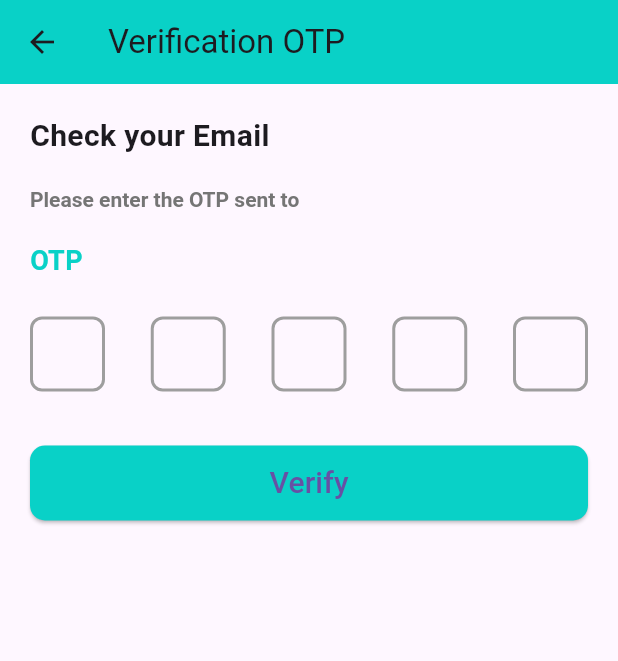
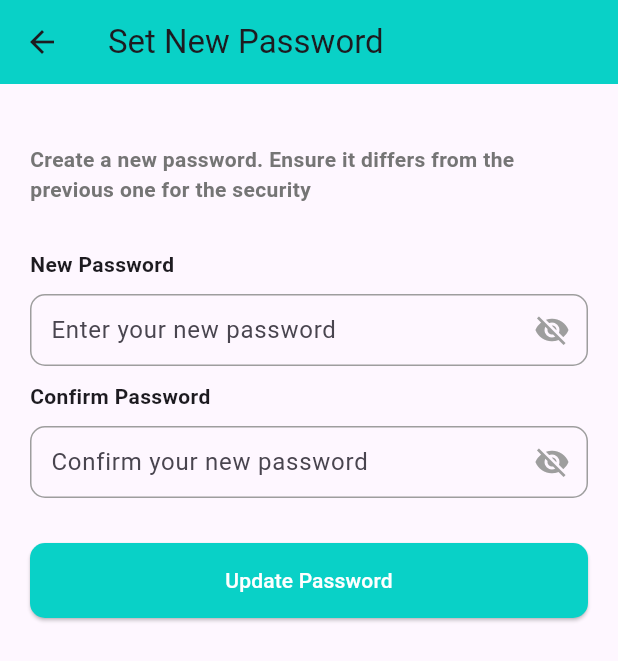
Before and after one commit to chand-latif/finalYearProject, a Flutter app: the verificationOTP screen opened directly with empty values, after a tap on "Verify", on a phone screen of 412 x 824 dp. Shown: the top 661 px of the screen. Run offline on Flutter 3.47's test engine with Material 3 defaults, Android fonts, the light colour scheme and no system bars; drawn by our look-alikes of pin_code_fields.

Commit message:
added new screens

```diff
--- a/lib/main.dart
+++ b/lib/main.dart
@@ -4,7 +4,8 @@ import 'login_screen.dart';
 import 'account_type.dart';
 import 'sign_up.dart';
 import 'forgot_password.dart';
-import 'verficationOTP.dart';
+import 'new_password.dart';
+import 'password_confirmation.dart';
 
 void main() {
   runApp(const MyApp());
@@ -23,6 +24,8 @@ class MyApp extends StatelessWidget {
         '/accountType': (context) => ChooseAccountType(),
         '/signUp': (context) => SignUp(),
         '/forgotPassword': (context) => forgotPassword(),
+        '/newPassword': (context) => newPassword(),
+        '/passwordConfirmation': (context) => passwordConfirmation(),
 
       },
       title: 'FYP',
--- /dev/null
+++ b/lib/new_password.dart
@@ -0,0 +1,145 @@
+import 'package:flutter/material.dart';
+import 'theme.dart';
+
+class newPassword extends StatefulWidget {
+  const newPassword({super.key});
+
+  @override
+  State<newPassword> createState() => _newPasswordState();
+}
+
+class _newPasswordState extends State<newPassword> {
+  bool isObscure = true;
+  @override
+  Widget build(BuildContext context) {
+    return Scaffold(
+      appBar: AppBar(
+        title: Text('Set New Password'),
+        backgroundColor: AppColors.primary,
+      ),
+      body: Padding(
+        padding: EdgeInsets.symmetric(horizontal: 20, vertical: 40),
+        child: Column(
+          mainAxisAlignment: MainAxisAlignment.start,
+          crossAxisAlignment: CrossAxisAlignment.stretch,
+          spacing: 30,
+          children: [
+
+            Text(
+              'Create a new password. Ensure it differs from the previous one for the security',
+              style: TextStyle(
+                color: Colors.grey[600],
+                fontWeight: FontWeight.bold,
+              ),
+            ),
+            Column(
+              mainAxisAlignment: MainAxisAlignment.start,
+              crossAxisAlignment: CrossAxisAlignment.start,
+              spacing: 10,
+              children: [
+                Column(
+                  mainAxisAlignment: MainAxisAlignment.start,
+                  crossAxisAlignment: CrossAxisAlignment.start,
+                  spacing: 10,
+                  children: [
+                    Text(
+                      'New Password',
+                      style: TextStyle(fontWeight: FontWeight.bold),
+                    ),
+                    TextField(
+                      obscureText: isObscure,
+                      decoration: InputDecoration(
+                        suffixIcon: IconButton(
+                          icon: Icon(
+                            isObscure ? Icons.visibility_off : Icons.visibility,
+                            color: Colors.grey,
+                          ),
+                          onPressed: () {
+                            setState(() {
+                              isObscure = !isObscure;
+                            });
+                          },
+                        ),
+                        border: OutlineInputBorder(
+                          borderRadius: BorderRadius.circular(10),
+                          borderSide: BorderSide(color: Colors.white, width: 2),
+                        ),
+                        enabledBorder: OutlineInputBorder(
+                          borderRadius: BorderRadius.circular(10),
+                          borderSide: BorderSide(color: Colors.grey, width: 1),
+                        ),
+                        hintText: 'Enter your new password',
+                        contentPadding: EdgeInsets.symmetric(
+                          vertical: 0,
+                          horizontal: 10,
+                        ),
+                      ),
+                    ),
+                  ],
+                ),
+                Column(
+                  mainAxisAlignment: MainAxisAlignment.start,
+                  crossAxisAlignment: CrossAxisAlignment.start,
+                  spacing: 10,
+                  children: [
+                    Text(
+                      'Confirm Password',
+                      style: TextStyle(fontWeight: FontWeight.bold),
+                    ),
+                    TextField(
+                      obscureText: isObscure,
+                      decoration: InputDecoration(
+                        suffixIcon: IconButton(
+                          icon: Icon(
+                            isObscure ? Icons.visibility_off : Icons.visibility,
+                            color: Colors.grey,
+                          ),
+                          onPressed: () {
+                            setState(() {
+                              isObscure = !isObscure;
+                            });
+                          },
+                        ),
+                        border: OutlineInputBorder(
+                          borderRadius: BorderRadius.circular(10),
+                          borderSide: BorderSide(color: Colors.white, width: 2),
+                        ),
+                        enabledBorder: OutlineInputBorder(
+                          borderRadius: BorderRadius.circular(10),
+                          borderSide: BorderSide(color: Colors.grey, width: 1),
+                        ),
+                        hintText: 'Confirm your new password',
+                        contentPadding: EdgeInsets.symmetric(
+                          vertical: 0,
+                          horizontal: 10,
+                        ),
+                      ),
+                    ),
+                  ],
+                ),
+              ],
+            ),
+            SizedBox(
+          width: double.infinity,
+          height: 50,
+          child: ElevatedButton(
+            style: ElevatedButton.styleFrom(
+              backgroundColor: AppColors.primary,
+              foregroundColor: Colors.white,
+              shape: RoundedRectangleBorder(
+                borderRadius: BorderRadius.circular(10),
+              ),
+            ),
+            onPressed: () {
+              Navigator.pushNamed(context, '/passwordConfirmation');
+            },
+            child: Text('Update Password'),
+          ),
+        ),
+          ],
+        ),
+
+      ),
+    );
+  }
+}
--- a/lib/verficationOTP.dart
+++ b/lib/verficationOTP.dart
@@ -84,7 +84,7 @@ class _verificationOTPState extends State<verificationOTP> {
                   ),
                 ),
                 onPressed: () {
-                  Navigator.pushNamed(context, '/resetPassword');
+                  Navigator.pushNamed(context, '/newPassword');
                 },
                 child: Text('Verify', style: TextStyle(fontSize: 20)),
               ),
--- a/pubspec.yaml
+++ b/pubspec.yaml
@@ -64,6 +64,7 @@ flutter:
     - assets/logo.png
     - assets/google.png
     - assets/facebook.png
+    - assets/confirmationLogo.png
 
   # An image asset can refer to one or more resolution-specific "variants", see
   # https://flutter.dev/to/resolution-aware-images
```
Also changed, not shown: lib/password_confirmation.dart (added, +69 -0 lines), assets/confirmationLogo.png (added).
